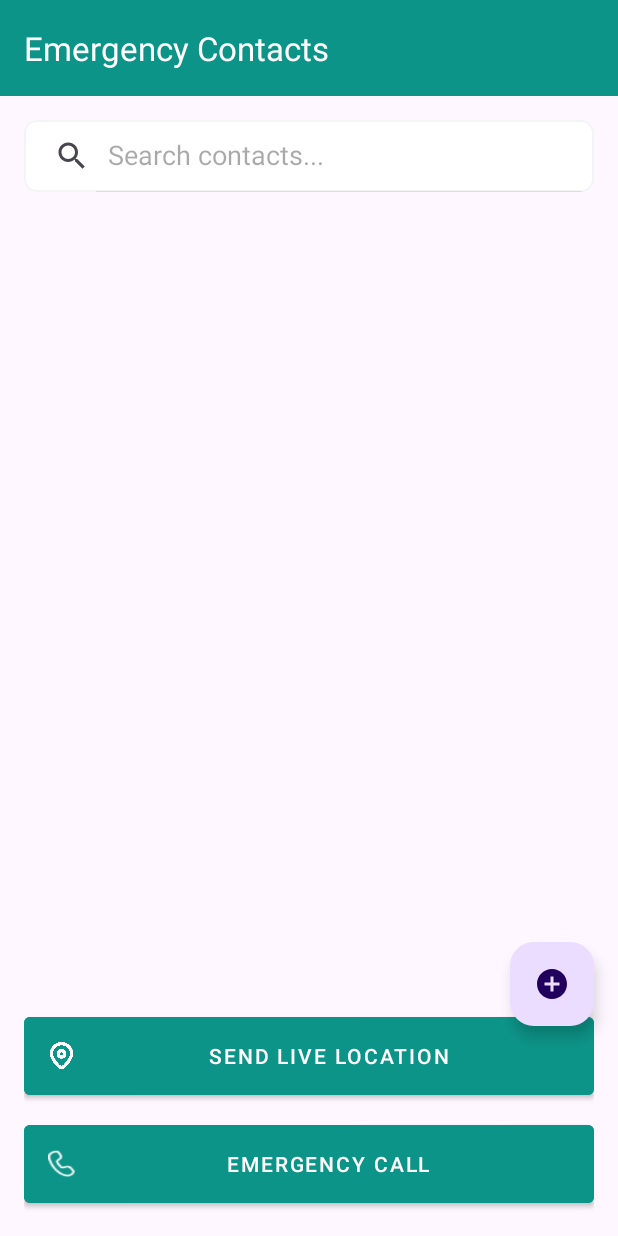
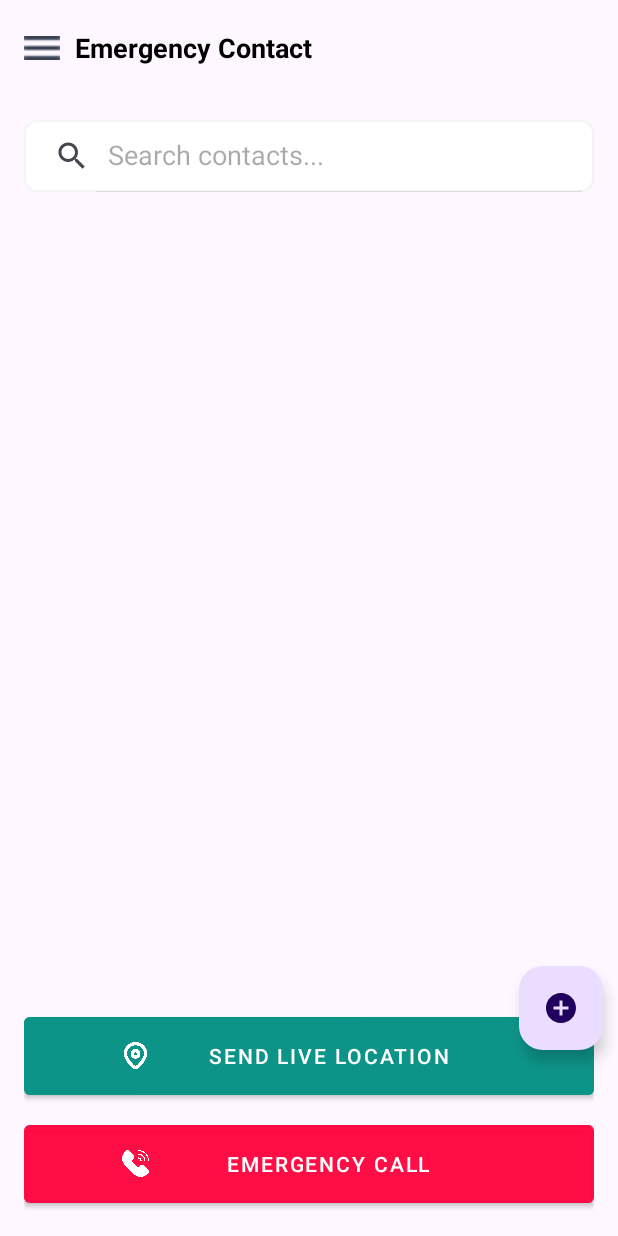
Before and after one commit to vishal-bhutekar21/Age-well-Elder-Care, an Android app: the layout activity_emergency_contact.xml on its own in the app's theme, with its tools: preview values and no code run, on a phone screen of 412 x 824 dp. Run offline under Robolectric (Android 15) with nearby library versions, the phone set to English and light mode, and no system bars.

Commit message:
added new icons

```diff
--- a/app/src/main/res/layout/activity_dashboard.xml
+++ b/app/src/main/res/layout/activity_dashboard.xml
@@ -78,8 +78,9 @@
                             <TextView
                                 android:layout_width="wrap_content"
                                 android:layout_height="wrap_content"
-                                android:text="Your career growth platform"
-                                android:textColor="@color/teal_600" />
+
+                                android:text="Your Health Companion.!"
+                                android:textColor="@color/gray" />
                         </LinearLayout>
 
                         <LinearLayout
--- a/app/src/main/res/layout/activity_emergency_contact.xml
+++ b/app/src/main/res/layout/activity_emergency_contact.xml
@@ -2,6 +2,7 @@
 <androidx.coordinatorlayout.widget.CoordinatorLayout
     xmlns:android="http://schemas.android.com/apk/res/android"
     xmlns:app="http://schemas.android.com/apk/res-auto"
+    xmlns:tools="http://schemas.android.com/tools"
     android:layout_width="match_parent"
     android:layout_height="match_parent">
 
@@ -13,9 +14,43 @@
             android:id="@+id/toolbar"
             android:layout_width="match_parent"
             android:layout_height="?attr/actionBarSize"
-           android:background="@color/primary"
-            app:title="Emergency Contacts"
-            app:titleTextColor="@color/white"/>
+            android:elevation="4dp"
+
+            app:popupTheme="@style/ThemeOverlay.AppCompat.Light"
+
+            app:layout_constraintTop_toTopOf="parent">
+
+            <!-- Menu Icon (Hamburger) -->
+            <ImageView
+                android:id="@+id/ivMenu"
+                android:layout_width="24dp"
+                android:layout_height="24dp"
+                android:layout_marginStart="16dp"
+                android:src="@drawable/ic_menu"
+                android:contentDescription="Menu"
+                app:layout_constraintStart_toStartOf="parent"
+                app:layout_constraintBottom_toBottomOf="parent"
+                app:layout_constraintTop_toTopOf="parent" />
+
+            <!-- Title in Center -->
+            <TextView
+                android:id="@+id/tvTitle"
+                android:layout_width="wrap_content"
+                android:layout_height="wrap_content"
+                android:layout_marginLeft="10dp"
+                android:text="Emergency Contact "
+                android:textSize="18sp"
+                android:textStyle="bold"
+                android:textColor="@color/black"
+                app:layout_constraintBottom_toBottomOf="parent"
+                app:layout_constraintTop_toTopOf="parent"
+                app:layout_constraintStart_toStartOf="parent"
+                app:layout_constraintEnd_toEndOf="parent" />
+
+            <!-- Notification Bell -->
+
+
+        </androidx.appcompat.widget.Toolbar>
 
     </com.google.android.material.appbar.AppBarLayout>
 
@@ -41,8 +76,10 @@
             android:layout_marginTop="8dp"
             android:clipToPadding="false"
             android:padding="16dp"
+            app:layout_constraintBottom_toTopOf="@id/buttonContainer"
             app:layout_constraintTop_toBottomOf="@id/searchView"
-            app:layout_constraintBottom_toTopOf="@id/buttonContainer"/>
+            app:layout_constraintVertical_bias="1.0"
+            tools:layout_editor_absoluteX="150dp" />
 
         <LinearLayout
             android:id="@+id/buttonContainer"
@@ -58,6 +95,7 @@
                 android:layout_height="64dp"
                 android:layout_marginBottom="8dp"
                 android:text="Send Live Location"
+                android:paddingHorizontal="65dp"
                 app:icon="@drawable/ic_location"
                 android:backgroundTint="@color/primary"
                 style="@style/Widget.MaterialComponents.Button"/>
@@ -67,8 +105,10 @@
                 android:layout_width="match_parent"
                 android:layout_height="64dp"
                 android:text="Emergency Call"
-                android:backgroundTint="@color/primary"
-                app:icon="@drawable/call_vector"
+                android:paddingHorizontal="65dp"
+                android:drawableTint="@color/gray"
+                android:backgroundTint="#C5FF003B"
+                app:icon="@drawable/telephone"
                 style="@style/Widget.MaterialComponents.Button"/>
 
         </LinearLayout>
@@ -79,10 +119,13 @@
         android:id="@+id/addContactFab"
         android:layout_width="wrap_content"
         android:layout_height="wrap_content"
-        android:layout_margin="16dp"
+        android:layout_margin="10dp"
       android:background="@color/white"
         android:src="@drawable/ic_add"
-        app:layout_anchor="@id/contactsRecyclerView"
-        app:layout_anchorGravity="bottom|end"/>
+        android:padding="20dp"
+
+        app:layout_anchor="@id/sendLocationButton"
+
+        app:layout_anchorGravity="top|end"/>
 
 </androidx.coordinatorlayout.widget.CoordinatorLayout>
--- a/app/src/main/res/layout/activity_meal_planner.xml
+++ b/app/src/main/res/layout/activity_meal_planner.xml
@@ -58,19 +58,20 @@
     <androidx.core.widget.NestedScrollView
         android:layout_width="match_parent"
         android:layout_height="0dp"
+        android:elevation="4dp"
+
         android:fillViewport="true"
+
         app:layout_constraintBottom_toTopOf="@id/btnAddMeal"
-        android:layout_marginTop="16dp"
-
-        android:elevation="4dp">
+        app:layout_constraintTop_toBottomOf="@+id/toolbar">
 
         <LinearLayout
             android:id="@+id/mealContainer"
             android:layout_width="match_parent"
             android:layout_height="wrap_content"
-            android:orientation="vertical"
+            android:clipToPadding="false"
 
-            android:clipToPadding="false" />
+            android:orientation="vertical" />
 
     </androidx.core.widget.NestedScrollView>
 
--- a/app/src/main/res/layout/activity_sign_up.xml
+++ b/app/src/main/res/layout/activity_sign_up.xml
@@ -110,7 +110,7 @@
             android:layout_marginBottom="16dp"
             android:hint="Gender"
             app:startIconDrawable="@drawable/sperson"
-            app:startIconMode="custom"
+
             app:endIconMode="dropdown_menu"
             android:drawableTint="@color/gray"
             android:paddingVertical="4dp">
@@ -177,6 +177,7 @@
         android:id="@+id/signupButton"
         android:layout_width="match_parent"
         android:layout_height="wrap_content"
+        android:theme="@style/Theme.AgeWellSuper"
         android:text="Sign Up"
         android:drawableRight="@drawable/slogin"
         android:drawableTint="@color/white"
--- a/app/src/main/res/layout/dialog_add_edit_meal.xml
+++ b/app/src/main/res/layout/dialog_add_edit_meal.xml
@@ -90,6 +90,7 @@
                     android:layout_height="wrap_content"
                     android:layout_weight="1"
                     android:text="Cancel"
+
                     android:drawableLeft="@drawable/ic_send"
                     android:drawableTint="@color/white"
                     android:layout_gravity="start"
```
